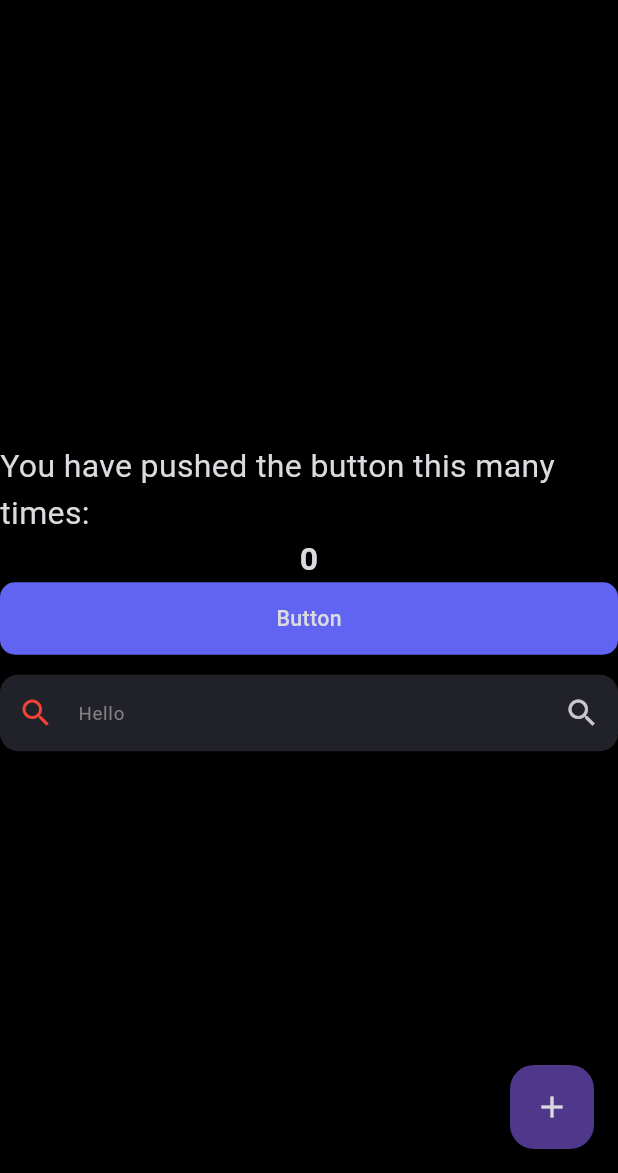
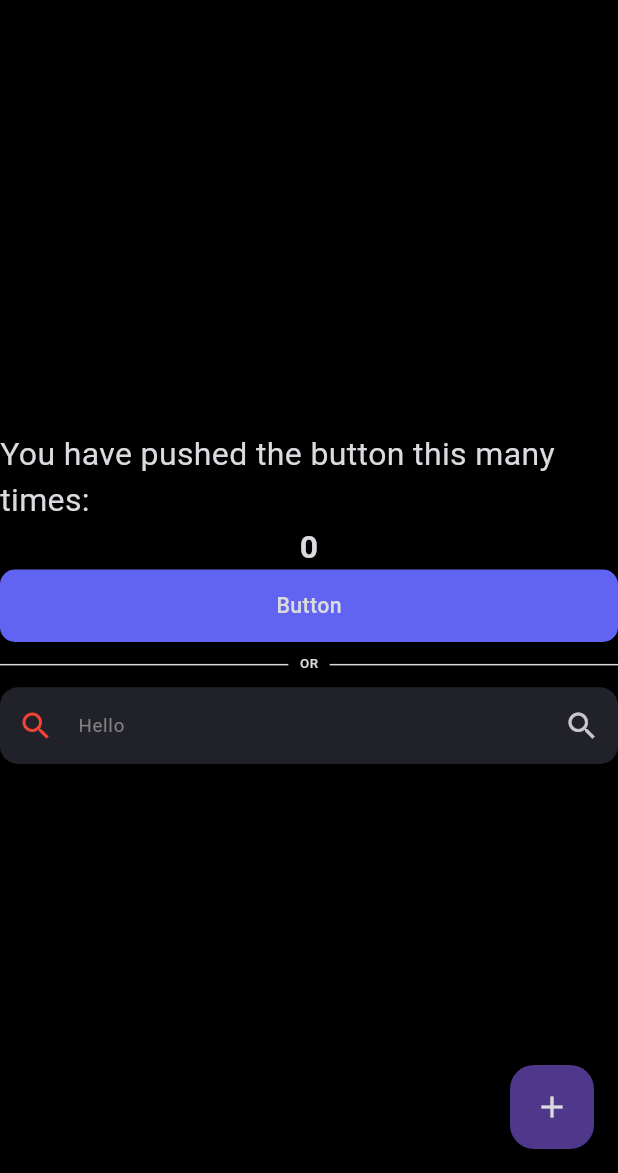
Before and after one commit to ahmadexe/PRISM-Mobile-App, a Flutter app: the screen it shows after launch, on a phone screen of 412 x 824 dp, the part 63-1236 px from its top. Run offline on Flutter 3.47's test engine with Material 3 defaults, Android fonts, the phone set to English and light mode, and no system bars; our stand-ins replace flutter_form_builder, flutter_screenutil; missing offline and left inert: navigation_history_observer; Roboto replaces fonts that are missing (Poppins).

Commit message:
feat: divider added

```diff
--- a/lib/main.dart
+++ b/lib/main.dart
@@ -2,6 +2,7 @@ import 'package:flutter/material.dart';
 import 'package:prism/configs/configs.dart';
 import 'package:prism/widgets/design/buttons/app_button.dart';
 import 'package:prism/widgets/design/input/app_text_field.dart';
+import 'package:prism/widgets/headless/divider.dart';
 import 'configs/configs.dart' as theme;
 
 void main() {
@@ -108,13 +109,16 @@ class _MyHomePageState extends State<MyHomePage> {
               label: 'Button',
               buttonType: ButtonType.secondary,
             ),
-            Space.y1!,
+            const AppDivider(
+              text: 'OR',
+            ),
             const AppTextField(
               suffixIcon: Icon(Icons.search),
               prefixIcon: Icon(Icons.search, color: Colors.red),
               name: 'name',
               hint: 'Hello',
-            )
+            ),
+
             // ElevatedButton(onPressed: (){}, child: Text('fdksajh'))
           ],
         ),
--- /dev/null
+++ b/lib/widgets/headless/divider.dart
@@ -0,0 +1,36 @@
+import 'package:flutter/material.dart';
+import 'package:prism/configs/configs.dart';
+
+class AppDivider extends StatelessWidget {
+  final String? text;
+  const AppDivider({this.text, super.key});
+
+  @override
+  Widget build(BuildContext context) {
+    App.init(context);
+    return Padding(
+      padding: Space.vf(),
+      child: text == null
+          ? Divider(color: AppTheme.c.white, thickness: 1)
+          : Row(
+              children: [
+                Expanded(
+                  child: Divider(
+                    color: AppTheme.c.white,
+                    thickness: 1,
+                  ),
+                ),
+                Padding(
+                  padding: Space.hf(),
+                  child: Text(text!, style: AppText.l2bm)),
+                Expanded(
+                  child: Divider(
+                    color: AppTheme.c.white,
+                    thickness: 1,
+                  ),
+                ),
+              ],
+            ),
+    );
+  }
+}
```
